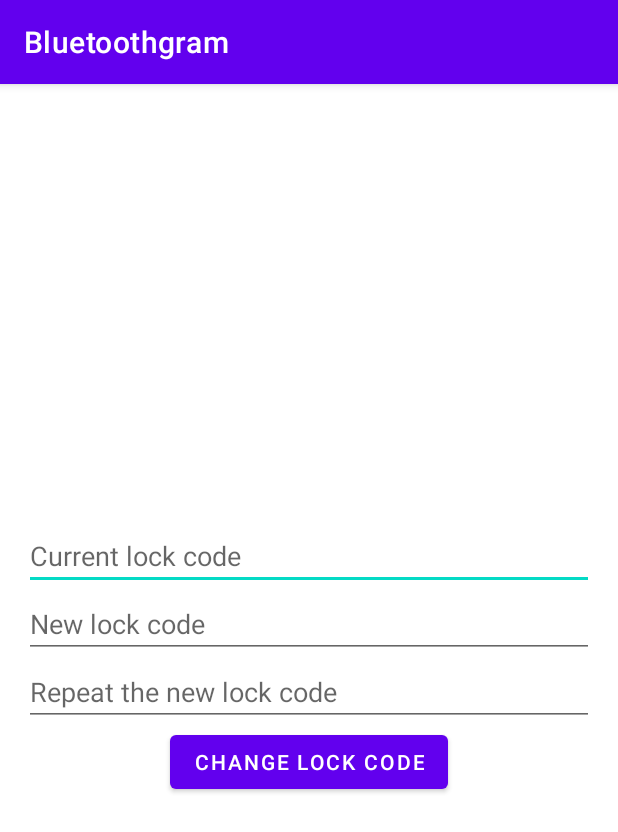
After one commit to markwong21/PRCO304HK_2122_WongChunKit, an Android app: the ChangeLockCodeActivity screen opened directly, with no data from a screen before it, on a phone screen of 412 x 824 dp. The commit adds this screen. Shown: the top 832 px of the screen. Run offline under Robolectric (Android 15) with nearby library versions, the phone set to English and light mode, and no system bars.

Commit message:
Improve the lock function, which limit the login attempt with duration, user also can change the lock code in the app

```diff
--- a/Bluetoothgram/app/src/main/AndroidManifest.xml
+++ b/Bluetoothgram/app/src/main/AndroidManifest.xml
@@ -16,6 +16,9 @@
         android:roundIcon="@mipmap/ic_launcher_round"
         android:supportsRtl="true"
         android:theme="@style/Theme.Bluetoothgram">
+        <activity
+            android:name=".ChangeLockCodeActivity"
+            android:exported="false" />
         <activity
             android:name=".LoginActivity"
             android:exported="false" />
@@ -36,8 +39,7 @@
             android:exported="false" />
         <activity
             android:name=".MainActivity"
-            android:exported="false">
-        </activity>
+            android:exported="false"></activity>
     </application>
 
 </manifest>
--- a/Bluetoothgram/app/src/main/java/com/example/bluetoothgram/MainActivity.java
+++ b/Bluetoothgram/app/src/main/java/com/example/bluetoothgram/MainActivity.java
@@ -140,6 +140,12 @@ public class MainActivity extends AppCompatActivity {
             case R.id.menu_switch_bluetooth:
                 switchBluetooth();
                 return true;
+
+            // When user select "Open Bluetooth" button, call switchBluetooth()
+            case R.id.menu_change_lockcode:
+                Intent intent = new Intent(MainActivity.this,ChangeLockCodeActivity.class);
+                startActivityForResult(intent, 0);
+
             default:
                 return super.onOptionsItemSelected(item);
         }
--- /dev/null
+++ b/Bluetoothgram/app/src/main/res/layout/activity_change_lock_code.xml
@@ -0,0 +1,45 @@
+<?xml version="1.0" encoding="utf-8"?>
+<LinearLayout xmlns:android="http://schemas.android.com/apk/res/android"
+    xmlns:app="http://schemas.android.com/apk/res-auto"
+    xmlns:tools="http://schemas.android.com/tools"
+    android:layout_width="match_parent"
+    android:layout_height="match_parent"
+    android:paddingBottom="16dp"
+    android:paddingLeft="16dp"
+    android:paddingRight="16dp"
+    android:gravity="center"
+    android:orientation="vertical"
+    android:paddingTop="16dp"
+    tools:context=".ChangeLockCodeActivity">
+
+    <EditText
+        android:id="@+id/currentLockCode"
+        android:layout_width="match_parent"
+        android:layout_height="wrap_content"
+        android:ems="10"
+        android:hint="Current lock code"
+        android:inputType="textPassword" />
+
+    <EditText
+        android:id="@+id/newLockCode"
+        android:layout_width="match_parent"
+        android:layout_height="wrap_content"
+        android:ems="10"
+        android:hint="New lock code"
+        android:inputType="textPassword" />
+
+    <EditText
+        android:id="@+id/confirmNewLockCode"
+        android:layout_width="match_parent"
+        android:layout_height="wrap_content"
+        android:ems="10"
+        android:hint="Repeat the new lock code"
+        android:inputType="textPassword" />
+
+    <Button
+        android:id="@+id/button_Change"
+        android:layout_width="wrap_content"
+        android:layout_height="wrap_content"
+        android:text="Change Lock Code" />
+
+</LinearLayout>
--- a/Bluetoothgram/app/src/main/res/menu/menu_activity_main.xml
+++ b/Bluetoothgram/app/src/main/res/menu/menu_activity_main.xml
@@ -14,4 +14,8 @@
         android:title="Switch Bluetooth"
         app:showAsAction="always"
         />
+    <item
+        android:id="@+id/menu_change_lockcode"
+        android:title="Change Lock Code"
+        />
 </menu>
```
Also changed, not shown: Bluetoothgram/app/src/main/java/com/example/bluetoothgram/ChangeLockCodeActivity.java (added, +100 -0 lines), Bluetoothgram/app/src/main/java/com/example/bluetoothgram/LoginActivity.java (+28 -1 lines).
